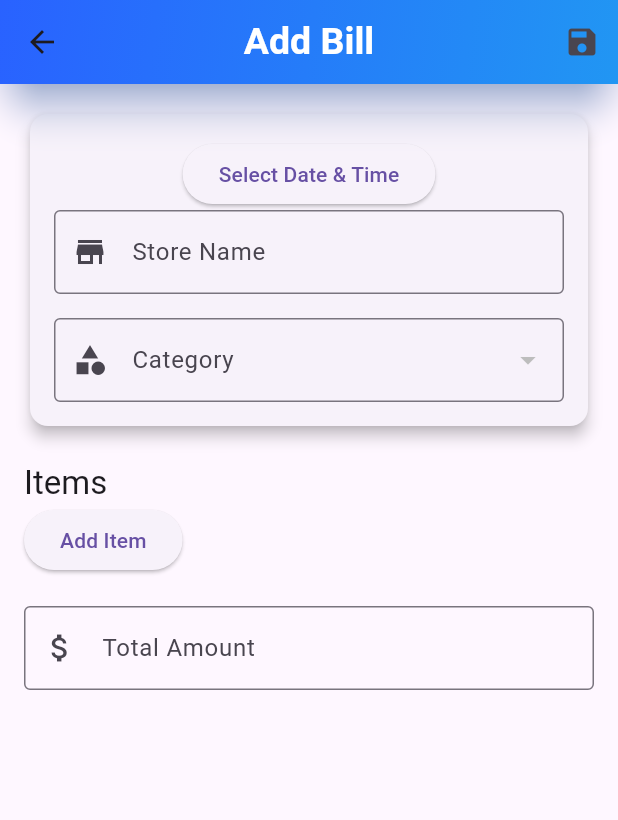
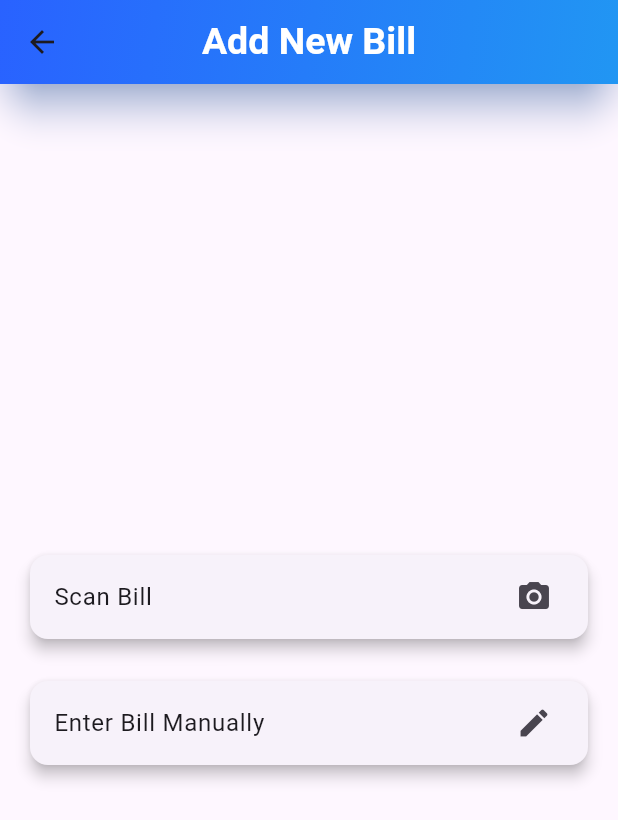
Before and after one commit to Apeto13/IS_499, a Flutter app: the MainPage screen opened by its route, after a tap on the "add" icon, on a phone screen of 412 x 824 dp. Shown: the top 820 px of the screen. Run offline on Flutter 3.47's test engine with Material 3 defaults, Android fonts, the light colour scheme and no system bars; our stand-ins replace cloud_firestore, firebase_auth, firebase_core, fl_chart, tuple; accounts and stored records are empty.

Commit message:
getting ready for Scan

```diff
--- a/fotrah/lib/constants/routes.dart
+++ b/fotrah/lib/constants/routes.dart
@@ -1,3 +1,4 @@
+
 
 const loginRoute = '/Login';
 const registerRoute = '/Register';
@@ -9,3 +10,4 @@ const ProfileRoute = "bills/profile";
 const SetNotificationRoute = "bills/set_notification";
 const TermsAndConditionsRoute = "bills/terms_and_conditions";
 const AnalyticsRoute = "bills/analysis";
+const ScanOrManualRoute = "bills/ScanOrManual";
--- a/fotrah/lib/main.dart
+++ b/fotrah/lib/main.dart
@@ -6,6 +6,7 @@ import 'package:fotrah/views/Login_view.dart';
 import 'package:fotrah/views/Register_view.dart';
 import 'package:fotrah/views/Verify_email_view.dart';
 import 'package:fotrah/views/bills/BillPage.dart';
+import 'package:fotrah/views/bills/ScanOrManual.dart';
 import 'package:fotrah/views/bills/analysis.dart';
 import 'package:fotrah/views/bills/bill_details.dart';
 import 'package:fotrah/views/bills/profile.dart';
@@ -34,6 +35,7 @@ void main() {
       SetNotificationRoute: (context) => const SetNotificationPage(),
       TermsAndConditionsRoute: (context) => const TermsAndConditionsPage(),
       AnalyticsRoute:(context) => const AnalyticsPage(),
+      ScanOrManualRoute:(context) => const ScanOrManual(),
     },
   ));
 }
--- a/fotrah/lib/services/cloud/firebase_cloud_storage.dart
+++ b/fotrah/lib/services/cloud/firebase_cloud_storage.dart
@@ -12,7 +12,7 @@ class FirebaseCloudStorage {
   static final FirebaseCloudStorage _shared =
       FirebaseCloudStorage._sharedInstance();
   FirebaseCloudStorage._sharedInstance();
-  factory FirebaseCloudStorage() => _shared; // This is a singleton
+  factory FirebaseCloudStorage() => _shared;
 
   final bills = FirebaseFirestore.instance.collection('bill');
 
--- a/fotrah/lib/views/bills/BillPage.dart
+++ b/fotrah/lib/views/bills/BillPage.dart
@@ -114,7 +114,7 @@ class _MainPageState extends State<MainPage> {
       body: _buildBody(),
       floatingActionButton: FloatingActionButton(
         onPressed: () {
-          Navigator.of(context).pushNamed(newBillRoute);
+          Navigator.of(context).pushNamed(ScanOrManualRoute);
         },
         child: Icon(Icons.add),
       ),
--- /dev/null
+++ b/fotrah/lib/views/bills/ScanOrManual.dart
@@ -0,0 +1,72 @@
+import 'package:flutter/material.dart';
+import 'package:fotrah/constants/routes.dart';
+
+class ScanOrManual extends StatelessWidget {
+  const ScanOrManual({Key? key}) : super(key: key);
+
+  @override
+  Widget build(BuildContext context) {
+    return Scaffold(
+      appBar: AppBar(
+        title: const Text(
+          "Add New Bill",
+          style: TextStyle(
+            fontSize: 25.0,
+            fontWeight: FontWeight.bold,
+            color: Colors.white,
+          ),
+        ),
+        centerTitle: true,
+        backgroundColor: Colors.blue,
+        elevation: 10,
+        shadowColor: Colors.blueAccent.shade100,
+        shape: const RoundedRectangleBorder(
+          borderRadius: BorderRadius.vertical(
+            bottom: Radius.circular(30),
+          ),
+        ),
+        flexibleSpace: Container(
+          decoration: BoxDecoration(
+            gradient: LinearGradient(
+              colors: [Colors.blue, Colors.blueAccent.shade700],
+              begin: Alignment.bottomRight,
+              end: Alignment.topLeft,
+            ),
+          ),
+        ),
+      ),
+      body: Center(
+        child: Padding(
+          padding: const EdgeInsets.all(16.0),
+          child: Column(
+            mainAxisSize: MainAxisSize.max,
+            mainAxisAlignment: MainAxisAlignment.center,
+            children: <Widget>[
+              Card(
+                elevation: 4.0,
+                child: ListTile(
+                  title: const Text('Scan Bill'),
+                  onTap: () {
+                    Navigator.of(context).popAndPushNamed(fotrahRoute);
+                  },
+                  trailing: const Icon(Icons.camera_alt),
+                ),
+              ),
+              const SizedBox(height: 20),
+              Card(
+                elevation: 4.0,
+                child: ListTile(
+                  title: const Text('Enter Bill Manually'),
+                  onTap: () {
+                    Navigator.of(context).popAndPushNamed(newBillRoute);
+                  },
+                  trailing: const Icon(Icons.edit),
+                ),
+              ),
+            ],
+          ),
+        ),
+      ),
+    );
+  }
+}
```
